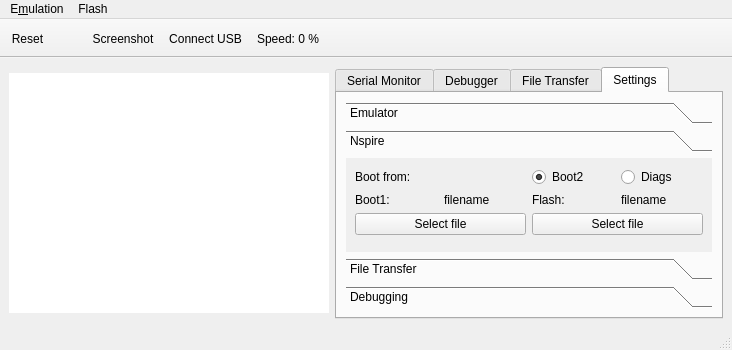
Old version of the form mainwindow.ui in the repository nspire-emus/firebird.
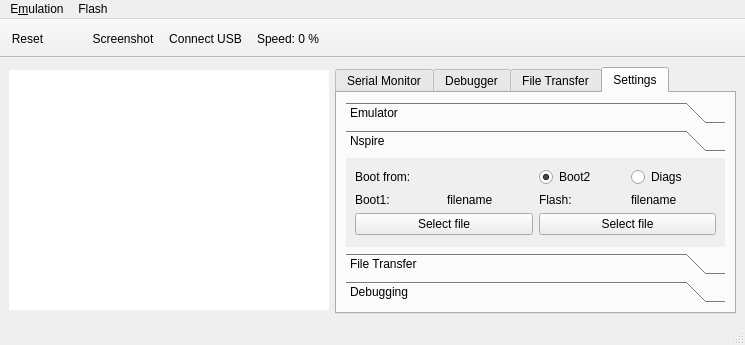
New version of the form. The open tabs and pages were chosen to show the change. Icons and pictures are not drawn. Custom widgets are drawn as their Qt base class.

Diff of the .ui file:
```diff
--- a/mainwindow.ui
+++ b/mainwindow.ui
@@ -6,8 +6,8 @@
    <rect>
     <x>0</x>
     <y>0</y>
-    <width>732</width>
-    <height>350</height>
+    <width>745</width>
+    <height>345</height>
    </rect>
   </property>
   <property name="acceptDrops">
@@ -253,7 +253,7 @@
             <rect>
              <x>0</x>
              <y>0</y>
-             <width>237</width>
+             <width>352</width>
              <height>98</height>
             </rect>
            </property>
@@ -481,7 +481,7 @@
     <rect>
      <x>0</x>
      <y>0</y>
-     <width>732</width>
+     <width>745</width>
      <height>19</height>
     </rect>
    </property>
```
Left out of the diff: 12 changed lines with no effect on the pictures.
